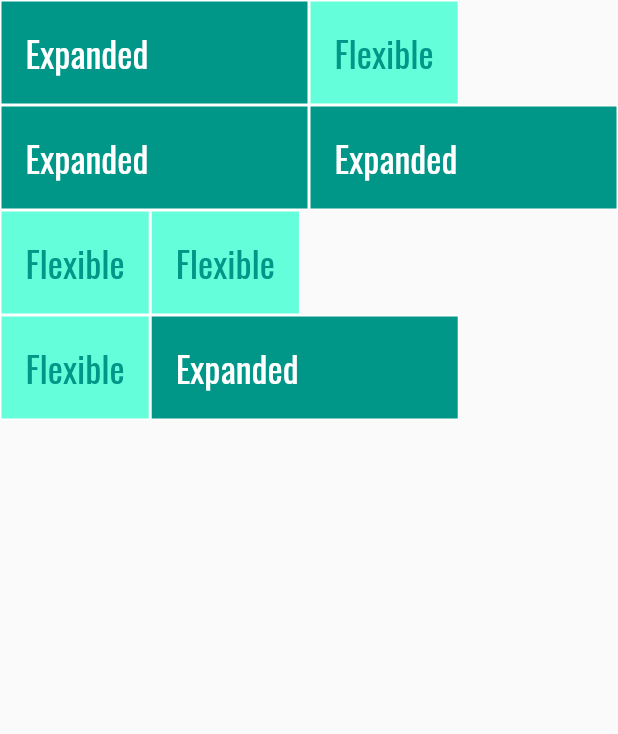
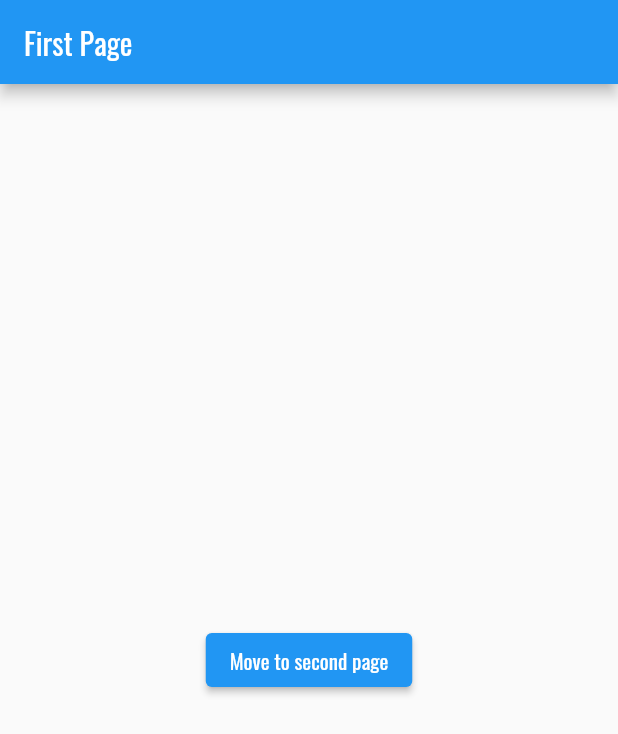
Before and after one commit to alfajryuneda/dicoding-flutter-pemula, a Flutter app: the screen it shows after launch, on a phone screen of 412 x 824 dp. Shown: the top 734 px of the screen. Run offline on Flutter 3.47's test engine with Material 2 defaults, Android fonts, the phone set to English and light mode, and no system bars.

Commit message:
add page one and two for moving page

```diff
--- a/lib/main.dart
+++ b/lib/main.dart
@@ -8,6 +8,8 @@ import 'modules/07-text-field.dart';
 import 'modules/08-image.dart';
 import 'modules/09-listview.dart';
 import 'package:second_app/modules/10-expanded-flexible.dart';
+import 'modules/11-page-one.dart';
+import 'modules/12-page-two.dart';
 
 void main() => runApp(MyApp());
 
@@ -22,7 +24,7 @@ class MyApp extends StatelessWidget {
         primarySwatch: Colors.blue,
       ),
       debugShowCheckedModeBanner: false,
-      home: MyFlexible(), // Panggil FirstScreen di sini
+      home: MyPageOne(), // Panggil FirstScreen di sini
     );
   }
 }
--- /dev/null
+++ b/lib/modules/11-page-one.dart
@@ -0,0 +1,22 @@
+import 'package:flutter/material.dart';
+import '12-page-two.dart';
+
+class MyPageOne extends StatelessWidget {
+  @override
+  Widget build(BuildContext context) {
+    return Scaffold(
+      appBar: AppBar(
+        title: Text('First Page'),
+      ),
+      body: Center(
+        child: ElevatedButton(
+            onPressed: () {
+              Navigator.push(context, MaterialPageRoute(builder: (context) {
+                return MySecondPage();
+              }));
+            },
+            child: Text('Move to second page')),
+      ),
+    );
+  }
+}
```
Also changed, not shown: lib/modules/12-page-two.dart (added, +20 -0 lines).
